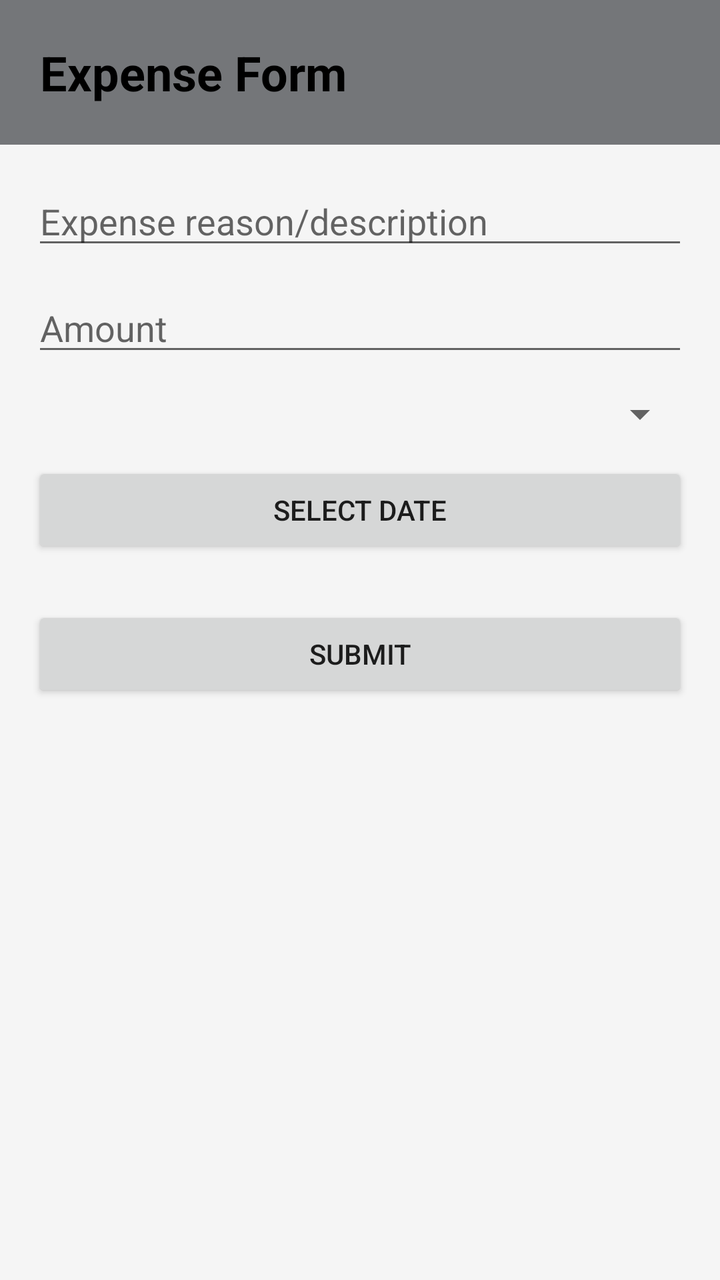
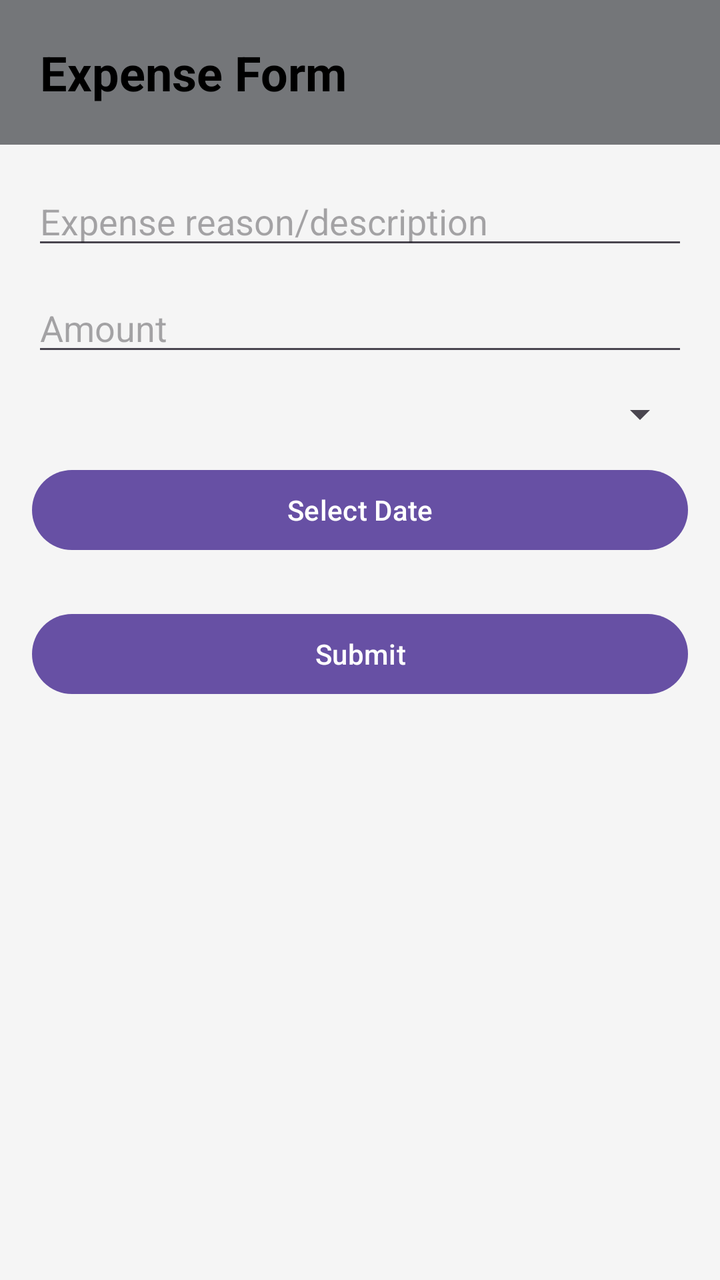

Screens rendered from an Android XML layout before and after an edit, with the pre-edit source and the edit as a unified diff.
<!-- AndroidManifest.xml: application theme Theme.ExpenseTracker -->
<!-- res/layout/expense_form.xml -->
<?xml version="1.0" encoding="utf-8"?>
<layout xmlns:android="http://schemas.android.com/apk/res/android">

    <data>
        <variable
            name="expense"
            type="com.example.expensetracker.model.Expense" />
    </data>

    <LinearLayout
        android:layout_width="match_parent"
        android:layout_height="match_parent"
        android:background="#F5F5F5"
        android:orientation="vertical">
        <TextView
            android:id="@+id/toolbar"
            android:layout_width="match_parent"
            android:layout_height="wrap_content"
            android:text="Expense Form"
            android:textSize="24sp"
            android:textStyle="bold"
            android:textColor="#000000"
            android:padding="20dp"
            android:background="@color/material_dynamic_neutral50"/>
        <androidx.core.widget.NestedScrollView
            xmlns:android="http://schemas.android.com/apk/res/android"
            android:layout_width="match_parent"
            android:layout_height="match_parent"
            android:fillViewport="true">
            <LinearLayout
                android:layout_width="match_parent"
                android:layout_height="match_parent"
                android:orientation="vertical"
                android:padding="16dp"
                android:background="#F5F5F5">

                <EditText
                    android:id="@+id/expenseReasonInput"
                    android:layout_width="match_parent"
                    android:layout_height="wrap_content"
                    android:hint="Expense reason/description"
                    android:inputType="text"
                    android:text="@{expense.reason}"
                    android:layout_marginBottom="12dp" />

                <EditText
                    android:id="@+id/expenseAmountInput"
                    android:layout_width="match_parent"
                    android:layout_height="wrap_content"
                    android:hint="Amount"
                    android:inputType="numberDecimal"
                    android:text="@{expense!=null? String.valueOf(expense.amount):null}"
                    android:layout_marginBottom="12dp" />

                <Spinner
                    android:id="@+id/expenseCategorySpinner"
                    android:layout_width="match_parent"
                    android:layout_height="wrap_content"
                    android:layout_marginBottom="12dp" />

                <Button
                    android:id="@+id/datePickerButton"
                    android:layout_width="match_parent"
                    android:layout_height="wrap_content"
                    android:text="Select Date"
                    android:layout_marginBottom="24dp" />

                <Button
                    android:id="@+id/submitButton"
                    android:layout_width="match_parent"
                    android:layout_height="wrap_content"
                    android:text="Submit" />

            </LinearLayout>
        </androidx.core.widget.NestedScrollView>

    </LinearLayout>
</layout>
<!-- resources referenced by this layout -->
<resources>
  <style name="Theme.ExpenseTracker" parent="Theme.AppCompat.Light.NoActionBar" />
</resources>

<!-- the commit's change to res/layout/expense_form.xml (unified diff, before → after) -->
@@ -16,14 +16,13 @@
             android:id="@+id/toolbar"
             android:layout_width="match_parent"
             android:layout_height="wrap_content"
-            android:text="Expense Form"
+            android:text="@string/expense_form"
             android:textSize="24sp"
             android:textStyle="bold"
             android:textColor="#000000"
             android:padding="20dp"
             android:background="@color/material_dynamic_neutral50"/>
         <androidx.core.widget.NestedScrollView
-            xmlns:android="http://schemas.android.com/apk/res/android"
             android:layout_width="match_parent"
             android:layout_height="match_parent"
             android:fillViewport="true">
@@ -38,7 +37,7 @@
                     android:id="@+id/expenseReasonInput"
                     android:layout_width="match_parent"
                     android:layout_height="wrap_content"
-                    android:hint="Expense reason/description"
+                    android:hint="@string/expense_reason_description"
                     android:inputType="text"
                     android:text="@{expense.reason}"
                     android:layout_marginBottom="12dp" />
@@ -47,7 +46,7 @@
                     android:id="@+id/expenseAmountInput"
                     android:layout_width="match_parent"
                     android:layout_height="wrap_content"
-                    android:hint="Amount"
+                    android:hint="@string/amount"
                     android:inputType="numberDecimal"
                     android:text="@{expense!=null? String.valueOf(expense.amount):null}"
                     android:layout_marginBottom="12dp" />
@@ -62,14 +61,14 @@
                     android:id="@+id/datePickerButton"
                     android:layout_width="match_parent"
                     android:layout_height="wrap_content"
-                    android:text="Select Date"
+                    android:text="@string/select_date"
                     android:layout_marginBottom="24dp" />
 
                 <Button
                     android:id="@+id/submitButton"
                     android:layout_width="match_parent"
                     android:layout_height="wrap_content"
-                    android:text="Submit" />
+                    android:text="@string/submit" />
 
             </LinearLayout>
         </androidx.core.widget.NestedScrollView>
<!-- resource entries referenced after the edit -->
@@ -1,5 +1,10 @@
 <!-- resources referenced by this layout -->
 <resources>
-  <style name="Theme.ExpenseTracker" parent="Theme.AppCompat.Light.NoActionBar" />
+  <string name="amount">Amount</string>
+  <string name="expense_form">Expense Form</string>
+  <string name="expense_reason_description">Expense reason/description</string>
+  <string name="select_date">Select Date</string>
+  <string name="submit">Submit</string>
+  <style name="Theme.ExpenseTracker" parent="Theme.Material3.DayNight.NoActionBar" />
 </resources>
 
